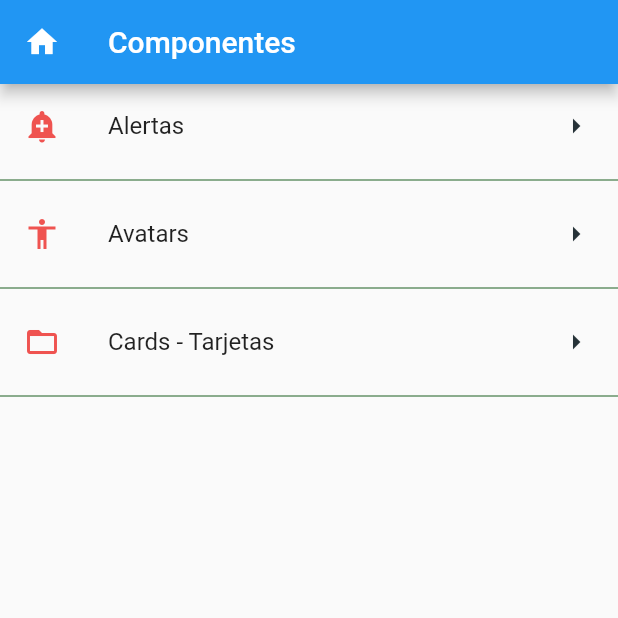
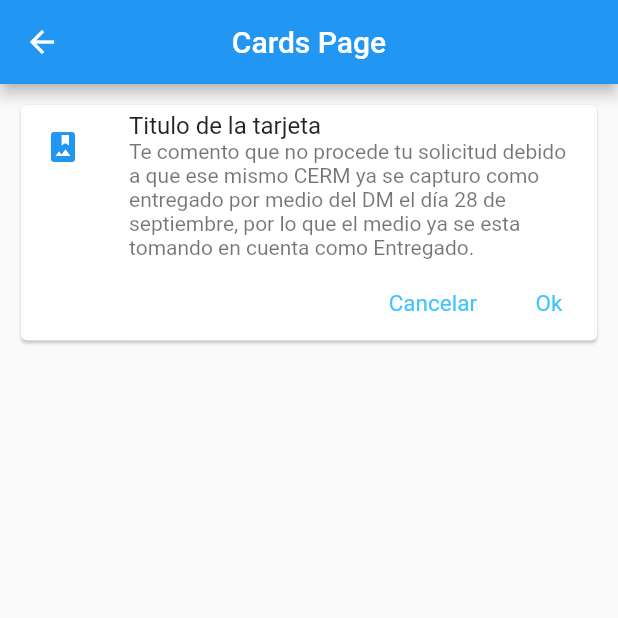
Before and after one commit to OscarLarios7a/FlutterComponents, a Flutter app: the screen it shows after launch, after a tap on "Cards - Tarjetas", on a phone screen of 412 x 824 dp, the top half of it. Run offline on Flutter 3.47's test engine with Material 2 defaults, Android fonts, the phone set to English and light mode, and no system bars.

Commit message:
Agregando la Pagina de Navegacion de card_page.dart y cambiando el metodo de FlatButton por TextButton

```diff
--- a/lib/main.dart
+++ b/lib/main.dart
@@ -1,14 +1,13 @@
+import 'package:flutter/material.dart';
+
 import 'package:componentes/src/pages/alert_page.dart';
-import 'package:componentes/src/pages/avatar_page.dart';
-import 'package:flutter/material.dart';
-import 'package:componentes/src/pages/home_page.dart';
+import 'package:componentes/src/routes/routes.dart';
 
-void main() => runApp( const MyApp());
+
+void main() => runApp(const MyApp());
 
 class MyApp extends StatelessWidget {
   const MyApp({Key? key}) : super(key: key);
-
-
 
   @override
   Widget build(BuildContext context) {
@@ -17,11 +16,11 @@ class MyApp extends StatelessWidget {
       title: 'Compontes App',
       //home: HomePage(),
       initialRoute: '/',
-      routes: <String,WidgetBuilder>{
-        '/':(BuildContext context)=>const HomePage(),
-        'alert': (BuildContext context) => const AlertPage(),
-        'avatar': (BuildContext context) => const AvatarPage(),
-
+      routes: getAppRoutes(),
+      //! Manejo de Rutas Dinamicas
+      onGenerateRoute: (settings) {
+        print('Ruta Llamada:${settings.name}');
+        return MaterialPageRoute(builder: (context) => AlertPage());
       },
     );
   }
--- /dev/null
+++ b/lib/src/pages/card_page.dart
@@ -0,0 +1,59 @@
+import 'package:flutter/material.dart';
+
+class CardPage extends StatelessWidget {
+  const CardPage({Key? key}) : super(key: key);
+
+  @override
+  Widget build(BuildContext context) {
+    return Scaffold(
+      appBar: AppBar(
+          centerTitle: true,
+          title: const Text(
+            'Cards Page',
+          )),
+      body: ListView(
+        padding: EdgeInsets.all(10.0),
+        children: <Widget>[_cardTipo1()],
+      ),
+    );
+  }
+
+  Widget _cardTipo1() {
+    return Card(
+      child: Column(
+        children:<Widget>[
+          ListTile(
+            leading: Icon(Icons.photo_album, color: Colors.blue,),
+            title: Text('Titulo de la tarjeta'),
+            subtitle: Text('Te comento que no procede tu solicitud debido a que ese mismo CERM ya se capturo como entregado por medio del DM el día 28 de septiembre, por lo que el medio ya se esta tomando en cuenta como Entregado.'),
+          ),
+          //? Se utilizara un Row para el manejo de los botones
+          Row(
+            mainAxisAlignment: MainAxisAlignment.end,
+            children: <Widget>[
+              //? Se agrega el Widget TextButton en vez de FlatButton
+              TextButton(
+                style: TextButton.styleFrom(
+                  padding: const EdgeInsets.all(16.0),
+                  primary: Colors.lightBlueAccent,
+                  textStyle: TextStyle(fontSize: 15,color: Colors.black ),
+                ),
+                onPressed: () {},
+                child: const Text('Cancelar'),
+              ),
+              TextButton(
+                style: TextButton.styleFrom(
+                  padding: const EdgeInsets.all(16.0),
+                  primary: Colors.lightBlueAccent,
+                  textStyle: TextStyle(fontSize: 15, color: Colors.black),
+                ),
+                onPressed: () {},
+                child: const Text('Ok'),
+              ),
+            ],
+          ),
+        ],
+      ),
+    );
+  }
+}
--- /dev/null
+++ b/lib/src/routes/routes.dart
@@ -0,0 +1,17 @@
+import 'package:flutter/material.dart';
+
+import 'package:componentes/src/pages/home_page.dart';
+import 'package:componentes/src/pages/alert_page.dart';
+import 'package:componentes/src/pages/avatar_page.dart';
+import 'package:componentes/src/pages/card_page.dart';
+
+//Creo un Mapa para el manejo de las Rutas
+
+Map<String, WidgetBuilder> getAppRoutes() {
+  return <String, WidgetBuilder>{
+    '/': (BuildContext context) => const HomePage(),
+    'alert': (BuildContext context) => const AlertPage(),
+    'avatar': (BuildContext context) => const AvatarPage(),
+    'card': (BuildContext context) => const CardPage(),
+  };
+}
```
